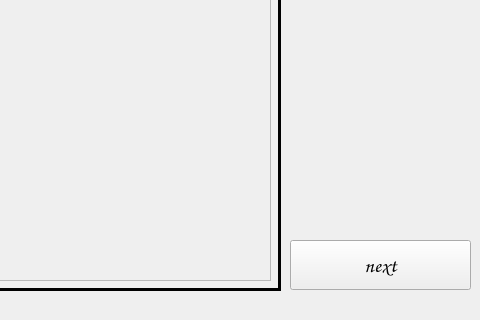
Old version of the form s2Recipe.ui in the repository ReneeTong/a8-edu-app; both pictures show x 520 to 1000 and y 380 to 700 of the 1000 by 700 pixel window.
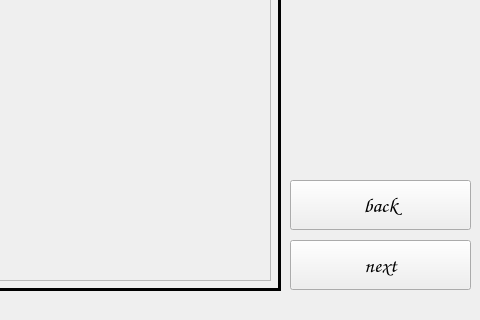
New version of the form. Custom widgets are drawn as their Qt base class.

Commit message: Add back button, make Learn more button

Patch:
```diff
--- a/s2Recipe.ui
+++ b/s2Recipe.ui
@@ -148,6 +148,26 @@
     <string>next</string>
    </property>
   </widget>
+  <widget class="QPushButton" name="backBtn">
+   <property name="geometry">
+    <rect>
+     <x>810</x>
+     <y>560</y>
+     <width>181</width>
+     <height>50</height>
+    </rect>
+   </property>
+   <property name="font">
+    <font>
+     <family>Comic Sans MS</family>
+     <pointsize>16</pointsize>
+     <bold>true</bold>
+    </font>
+   </property>
+   <property name="text">
+    <string>back</string>
+   </property>
+  </widget>
  </widget>
  <customwidgets>
   <customwidget>
```
The commit also changes 9 other files.
